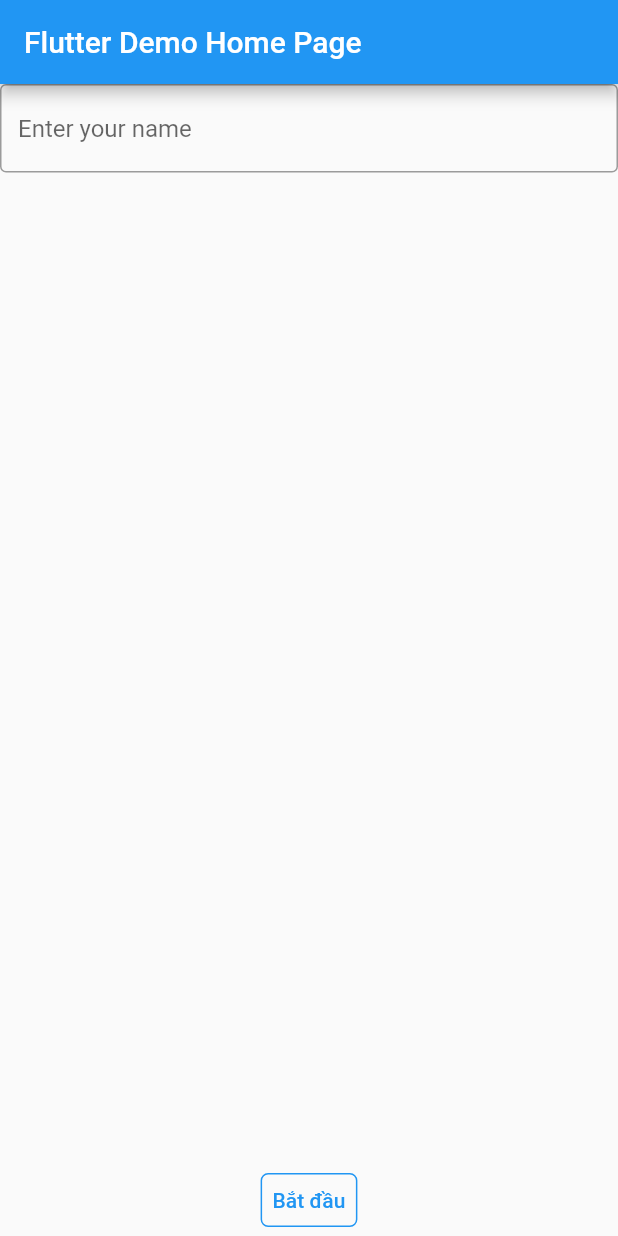
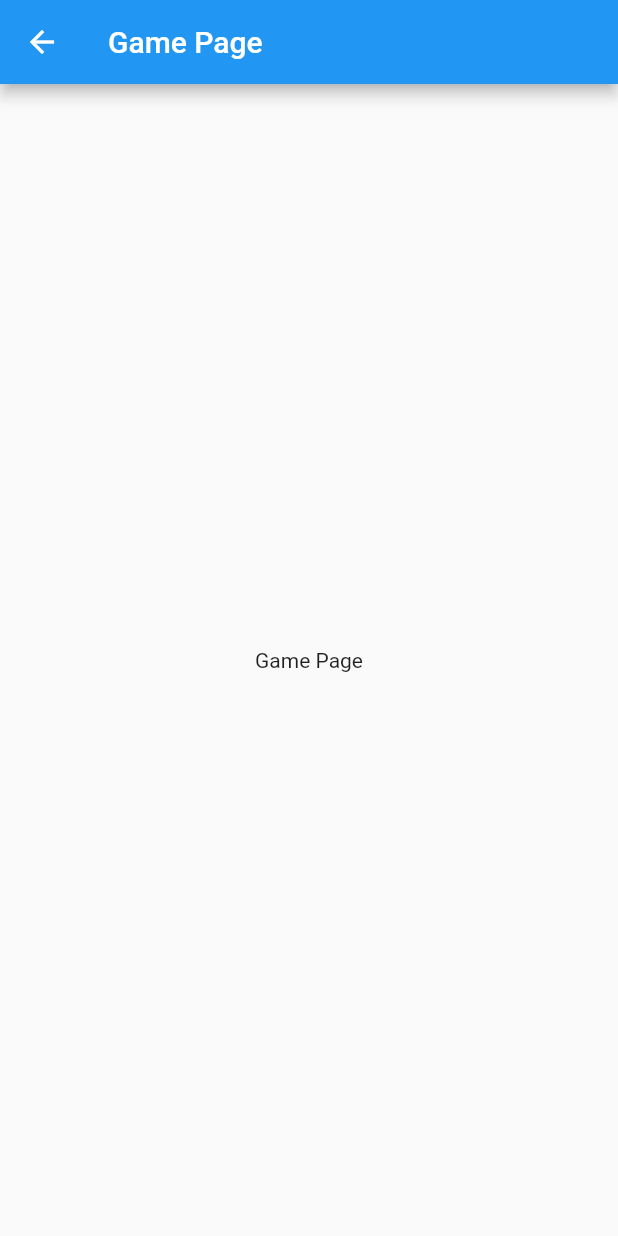
Before and after one commit to TVD98/funny_math_game, a Flutter app: the MyHomePage screen opened directly, after a tap on "Bắt đầu", on a phone screen of 412 x 824 dp. Run offline on Flutter 3.47's test engine with Material 2 defaults, Android fonts, the phone set to English and light mode, and no system bars.

Commit message:
implement game page

```diff
--- /dev/null
+++ b/lib/game/game_screen.dart
@@ -0,0 +1,17 @@
+import 'package:flutter/material.dart';
+
+class GamePage extends StatelessWidget {
+  const GamePage({Key? key}) : super(key: key);
+
+  @override
+  Widget build(BuildContext context) {
+    return Scaffold(
+      appBar: AppBar(
+        title: const Text('Game Page'),
+      ),
+      body: const Center(
+        child: Text('Game Page')
+      ),
+    );
+  }
+}
--- a/lib/main.dart
+++ b/lib/home/main.dart
@@ -1,4 +1,5 @@
 import 'package:flutter/material.dart';
+import 'package:funny_math_game/game/game_screen.dart';
 
 void main() {
   runApp(const MyApp());
@@ -24,22 +25,13 @@ class MyApp extends StatelessWidget {
         // is not restarted.
         primarySwatch: Colors.blue,
       ),
-      home: const MyHomePage(title: 'Flutter Demo Home Page'),
+      home: const MyHomePage(title: 'Home Page'),
     );
   }
 }
 
 class MyHomePage extends StatefulWidget {
   const MyHomePage({Key? key, required this.title}) : super(key: key);
-
-  // This widget is the home page of your application. It is stateful, meaning
-  // that it has a State object (defined below) that contains fields that affect
-  // how it looks.
-
-  // This class is the configuration for the state. It holds the values (in this
-  // case the title) provided by the parent (in this case the App widget) and
-  // used by the build method of the State. Fields in a Widget subclass are
-  // always marked "final".
 
   final String title;
 
@@ -48,36 +40,14 @@ class MyHomePage extends StatefulWidget {
 }
 
 class _MyHomePageState extends State<MyHomePage> {
-  int _counter = 0;
-
-  void _incrementCounter() {
-    setState(() {
-      // This call to setState tells the Flutter framework that something has
-      // changed in this State, which causes it to rerun the build method below
-      // so that the display can reflect the updated values. If we changed
-      // _counter without calling setState(), then the build method would not be
-      // called again, and so nothing would appear to happen.
-      _counter++;
-    });
-  }
 
   @override
   Widget build(BuildContext context) {
-    // This method is rerun every time setState is called, for instance as done
-    // by the _incrementCounter method above.
-    //
-    // The Flutter framework has been optimized to make rerunning build methods
-    // fast, so that you can just rebuild anything that needs updating rather
-    // than having to individually change instances of widgets.
     return Scaffold(
       appBar: AppBar(
-        // Here we take the value from the MyHomePage object that was created by
-        // the App.build method, and use it to set our appbar title.
         title: Text(widget.title),
       ),
       body: Center(
-          // Center is a layout widget. It takes a single child and positions it
-          // in the middle of the parent.
           child: Column(children: [
         const TextField(
           decoration: InputDecoration(
@@ -85,7 +55,6 @@ class _MyHomePageState extends State<MyHomePage> {
             hintText: 'Enter your name',
           ),
         ),
-        const Spacer(flex: 4),
         TextButton(
           child: const Text('Bắt đầu'),
           style: ButtonStyle(
@@ -93,9 +62,18 @@ class _MyHomePageState extends State<MyHomePage> {
                   RoundedRectangleBorder(
                       borderRadius: BorderRadius.circular(5.0),
                       side: const BorderSide(color: Colors.blue)))),
-          onPressed: () {},
+          onPressed: () {
+            gotoGamePage();
+          },
         ),
       ])),
     );
   }
+
+  void gotoGamePage() {
+    Navigator.push(
+      context,
+      MaterialPageRoute(builder: (context) => const GamePage()),
+    );
+  }
 }
```
Also changed, not shown: 1 other file.
